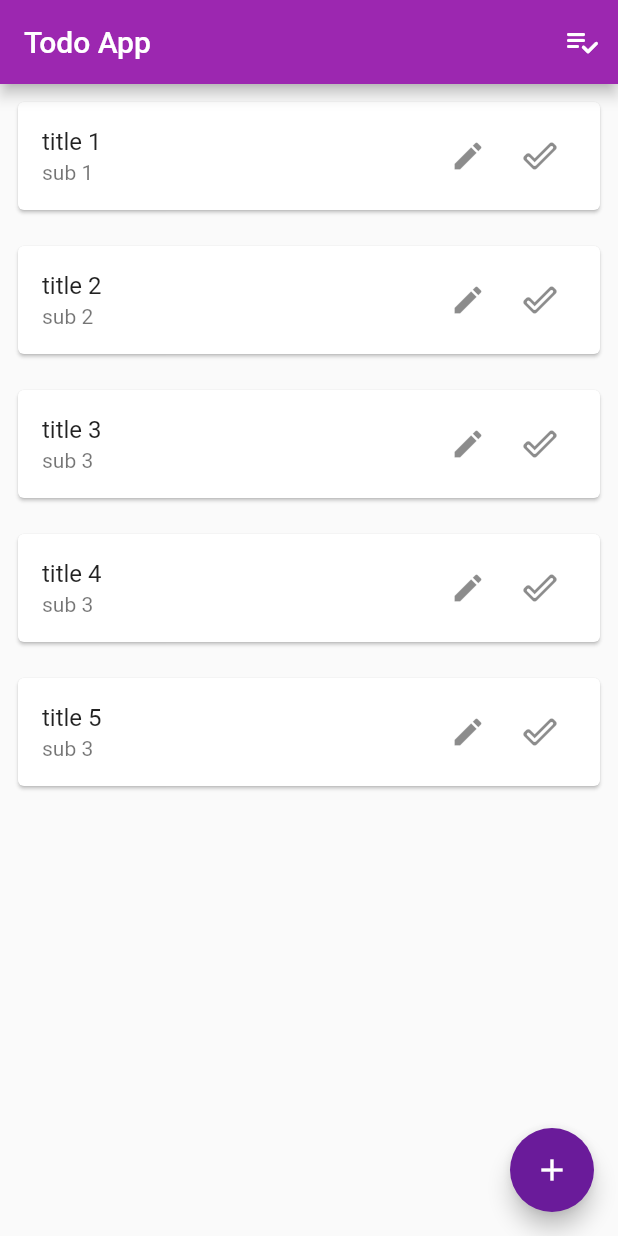
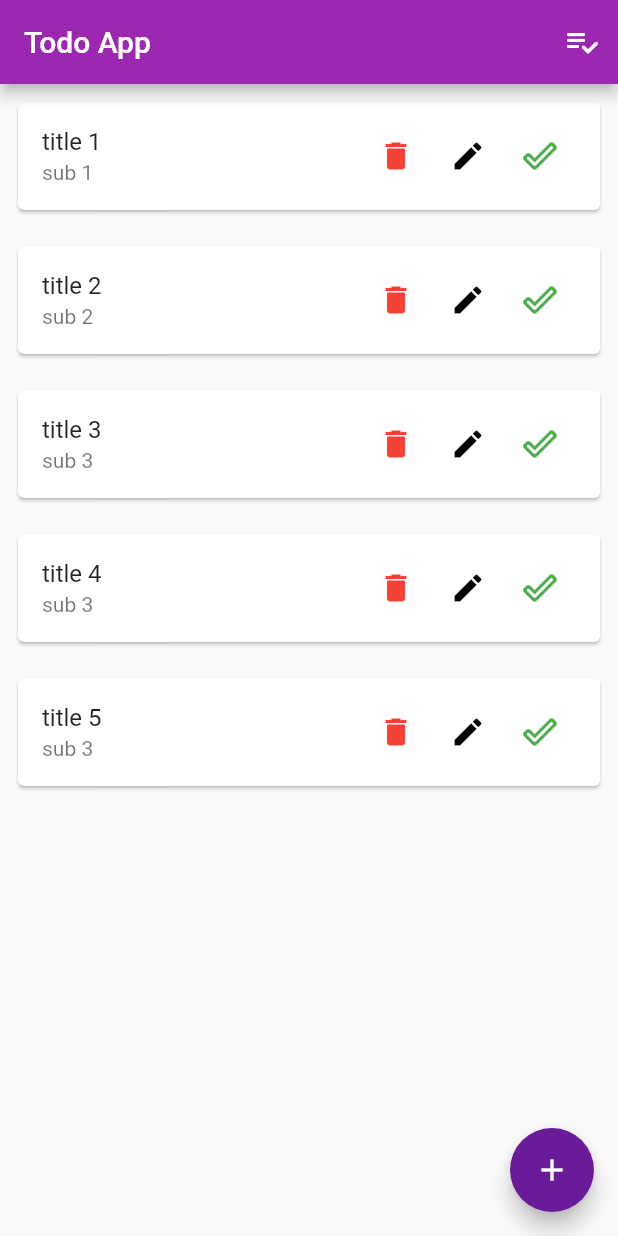
Before and after one commit to s-erfani/simple_todo_app, a Flutter app: the screen it shows after launch, on a phone screen of 412 x 824 dp. Run offline on Flutter 3.47's test engine with Material 2 defaults, Android fonts, the phone set to English and light mode, and no system bars.

Commit message:
add delete icon

```diff
--- a/lib/widgets/todo_item_card.dart
+++ b/lib/widgets/todo_item_card.dart
@@ -23,17 +23,32 @@ class TodoItemCard extends StatelessWidget {
             mainAxisSize: MainAxisSize.min,
             children: [
               IconButton(
-                icon: Icon(Icons.edit),
+                icon: Icon(
+                  Icons.delete,
+                  color: Colors.red,
+                ),
+                onPressed: () {
+                  Provider.of<TodoItems>(context, listen: false)
+                      .removeFromList(id);
+                },
+              ),
+              IconButton(
+                icon: Icon(
+                  Icons.edit,
+                  color: Colors.black,
+                ),
                 onPressed: () {
                   Navigator.pushNamed(context, EditItemScreen.routeName);
                 },
               ),
               IconButton(
-                icon: Icon(Icons.done_outline_rounded),
+                icon: Icon(
+                  Icons.done_outline_rounded,
+                  color: Colors.green,
+                ),
                 onPressed: () {
                   Provider.of<DoneTasks>(context, listen: false)
                       .addToDone(TodoItem(title: title, subtitle: subtitle));
-                  print(id);
                   Provider.of<TodoItems>(context, listen: false)
                       .removeFromList(id);
                 },
```
